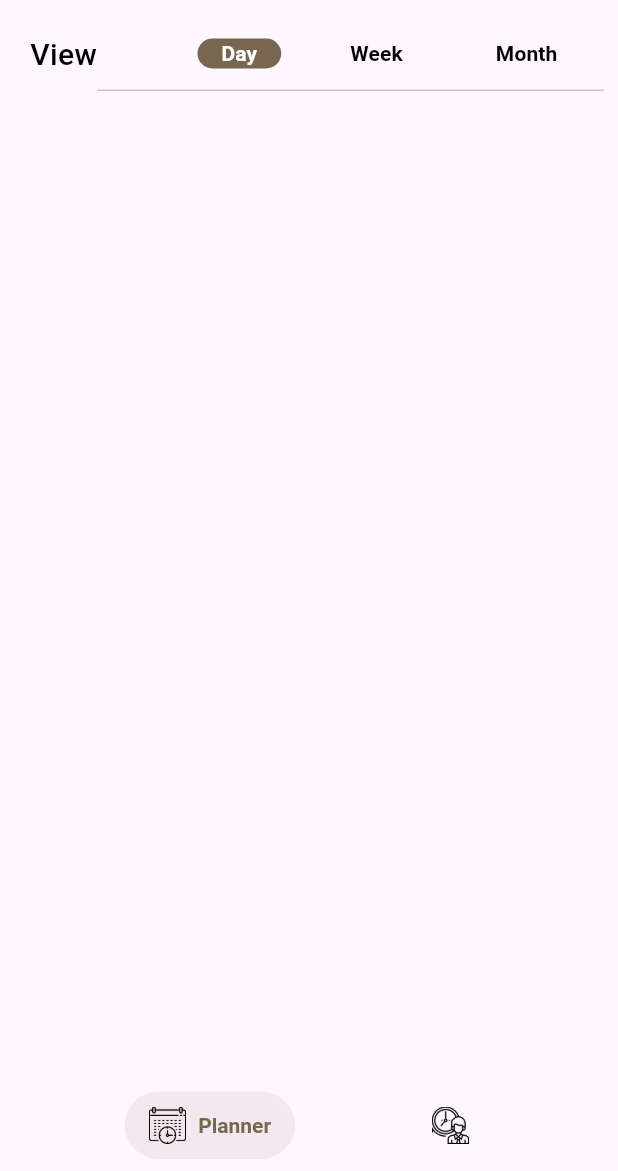
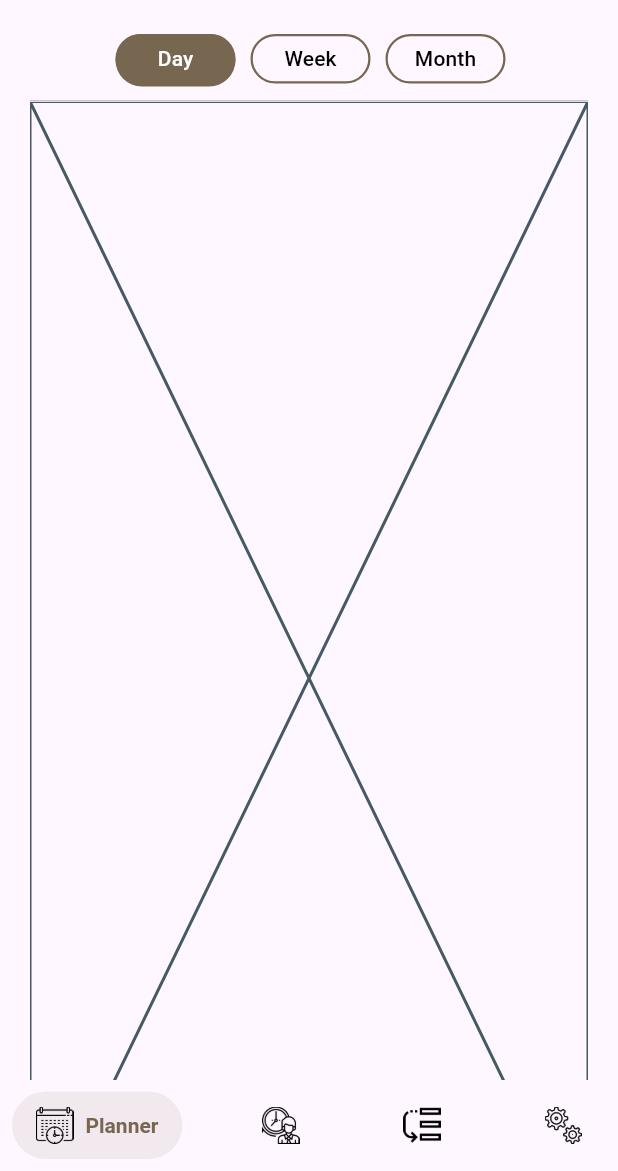
Before and after one commit to sofiyakamalova/time_master, a Flutter app: the screen it shows after launch, on a phone screen of 412 x 824 dp, the part 65-1236 px from its top. Run offline on Flutter 3.47's test engine with Material 3 defaults, Android fonts, the phone set to English and light mode, and no system bars; drawn by our look-alikes of salomon_bottom_bar; our stand-ins replace auto_route.

Commit message:
added tab bar

```diff
--- a/lib/src/core/constants/app_colors.dart
+++ b/lib/src/core/constants/app_colors.dart
@@ -4,8 +4,8 @@ class AppColors {
   static const Color primary_color = Color.fromARGB(255, 119, 103, 80);
   static const Color light_primary_color = Color.fromARGB(26, 119, 103, 80);
   static const Color dark_primary_color = Color.fromARGB(255, 59, 53, 43);
-  static const Color text_grey_color = Color.fromARGB(255, 130, 130, 130);
+  static const Color fill_color = Color.fromARGB(240, 213, 213, 208);
   static const Color black_color = Colors.black;
-  static const Color lineColor = Color.fromARGB(255, 237, 242, 246);
+  static const Color lineColor = Color.fromARGB(26, 119, 103, 80);
   static const Color whiteColor = Colors.white;
 }
--- a/lib/src/core/routes/app_router.dart
+++ b/lib/src/core/routes/app_router.dart
@@ -10,8 +10,10 @@ class AppRouter extends $AppRouter {
           page: Navigation.page,
           initial: true,
           children: [
-            AutoRoute(page: HomeRoute.page),
+            AutoRoute(page: PlannerRoute.page),
             AutoRoute(page: HabitsRoute.page),
+            AutoRoute(page: PrioritiesRoute.page),
+            AutoRoute(page: SettingsRoute.page),
           ],
         ),
       ];
--- a/lib/src/core/routes/navigation.dart
+++ b/lib/src/core/routes/navigation.dart
@@ -12,8 +12,10 @@ class Navigation extends StatelessWidget {
   Widget build(BuildContext context) {
     return AutoTabsRouter(
       routes: const [
-        HomeRoute(),
+        PlannerRoute(),
         HabitsRoute(),
+        PrioritiesRoute(),
+        SettingsRoute(),
       ],
       builder: (context, child) {
         final tabsRouter = AutoTabsRouter.of(context);
@@ -41,6 +43,22 @@ class Navigation extends StatelessWidget {
                 title: const Text("Habits"),
                 selectedColor: AppColors.primary_color,
               ),
+              SalomonBottomBarItem(
+                icon: Image.asset(
+                  'assets/icons/priority_bar.png',
+                  width: 25,
+                ),
+                title: const Text("Priorities"),
+                selectedColor: AppColors.primary_color,
+              ),
+              SalomonBottomBarItem(
+                icon: Image.asset(
+                  'assets/icons/settings_bar.png',
+                  width: 25,
+                ),
+                title: const Text("Settings"),
+                selectedColor: AppColors.primary_color,
+              ),
             ],
           ),
         );
--- a/lib/src/feautures/home_page.dart
+++ /dev/null
@@ -1,38 +0,0 @@
-import 'package:auto_route/auto_route.dart';
-import 'package:flutter/material.dart';
-import 'package:time_master/src/core/common/common_text.dart';
-import 'package:time_master/src/feautures/tab_bar_screens/tab_bar_widget.dart';
-
-@RoutePage()
-class HomePage extends StatelessWidget {
-  const HomePage({super.key});
-
-  @override
-  Widget build(BuildContext context) {
-    return SafeArea(
-      child: Scaffold(
-        appBar: AppBar(
-          title: const Center(
-            child: CommonText(text: 'Planner'),
-          ),
-        ),
-        body: Padding(
-          padding: const EdgeInsets.symmetric(horizontal: 20),
-          child: Column(
-            children: <Widget>[
-              TabBarWidget(),
-              // Row(
-              //   children: <Widget>[
-              //     CommonText(
-              //       text: 'View',
-              //      size: 20,
-              //     ),
-              //   ],
-              // )
-            ],
-          ),
-        ),
-      ),
-    );
-  }
-}
--- /dev/null
+++ b/lib/src/feautures/planner/planner_page.dart
@@ -0,0 +1,32 @@
+import 'package:auto_route/auto_route.dart';
+import 'package:flutter/material.dart';
+import 'package:time_master/src/core/common/common_text.dart';
+import 'package:time_master/src/feautures/planner/tab_bar_screens/tab_bar_widget.dart';
+
+@RoutePage()
+class PlannerPage extends StatelessWidget {
+  const PlannerPage({super.key});
+
+  @override
+  Widget build(BuildContext context) {
+    return SafeArea(
+      child: Scaffold(
+        appBar: AppBar(
+          title: const Center(
+            child: CommonText(text: 'Planner'),
+          ),
+        ),
+        body: const Padding(
+          padding: EdgeInsets.symmetric(horizontal: 20),
+          child: SingleChildScrollView(
+            child: Column(
+              children: <Widget>[
+                TabBarWidget(),
+              ],
+            ),
+          ),
+        ),
+      ),
+    );
+  }
+}
--- /dev/null
+++ b/lib/src/feautures/planner/tab_bar_screens/day/day_screen.dart
@@ -0,0 +1,10 @@
+import 'package:flutter/material.dart';
+
+class DayScreen extends StatelessWidget {
+  const DayScreen({super.key});
+
+  @override
+  Widget build(BuildContext context) {
+    return const Placeholder();
+  }
+}
--- /dev/null
+++ b/lib/src/feautures/planner/tab_bar_screens/month/month_screen.dart
@@ -0,0 +1,10 @@
+import 'package:flutter/material.dart';
+
+class MonthScreen extends StatelessWidget {
+  const MonthScreen({super.key});
+
+  @override
+  Widget build(BuildContext context) {
+    return const Placeholder();
+  }
+}
--- /dev/null
+++ b/lib/src/feautures/planner/tab_bar_screens/tab_bar_widget.dart
@@ -0,0 +1,138 @@
+import 'package:flutter/material.dart';
+import 'package:time_master/src/core/constants/app_colors.dart';
+import 'package:time_master/src/feautures/planner/tab_bar_screens/day/day_screen.dart';
+import 'package:time_master/src/feautures/planner/tab_bar_screens/month/month_screen.dart';
+import 'package:time_master/src/feautures/planner/tab_bar_screens/week/week_screen.dart';
+
+class TabBarWidget extends StatefulWidget {
+  const TabBarWidget({super.key});
+
+  @override
+  State<TabBarWidget> createState() => _TabBarWidgetState();
+}
+
+class _TabBarWidgetState extends State<TabBarWidget>
+    with TickerProviderStateMixin {
+  late TabController tabController;
+  int selectedIndex = 0;
+
+  @override
+  void initState() {
+    super.initState();
+    tabController = TabController(length: 3, vsync: this);
+    tabController.addListener(() {
+      setState(() {
+        selectedIndex = tabController.index;
+      });
+    });
+  }
+
+  @override
+  Widget build(BuildContext context) {
+    return SizedBox(
+      height: MediaQuery.of(context).size.height,
+      child: DefaultTabController(
+        length: 3,
+        child: Column(
+          children: <Widget>[
+            Material(
+              child: SizedBox(
+                height: 55,
+                child: TabBar(
+                  controller: tabController,
+                  physics: const ClampingScrollPhysics(),
+                  padding: const EdgeInsets.symmetric(vertical: 10.0),
+                  unselectedLabelColor: AppColors.fill_color,
+                  isScrollable: true,
+                  indicator: BoxDecoration(
+                    borderRadius: BorderRadius.circular(30.0),
+                    color: AppColors.primary_color,
+                  ),
+                  labelPadding: const EdgeInsets.symmetric(horizontal: 5.0),
+                  tabs: [
+                    Tab(
+                      child: Container(
+                        height: 50,
+                        width: 80,
+                        decoration: BoxDecoration(
+                          borderRadius: BorderRadius.circular(30.0),
+                          border: Border.all(
+                              color: AppColors.primary_color, width: 1.5),
+                        ),
+                        child: Align(
+                          alignment: Alignment.center,
+                          child: Text(
+                            'Day',
+                            style: TextStyle(
+                              color: selectedIndex == 0
+                                  ? AppColors.whiteColor
+                                  : AppColors.black_color,
+                            ),
+                          ),
+                        ),
+                      ),
+                    ),
+                    Tab(
+                      child: Container(
+                        height: 50,
+                        width: 80,
+                        decoration: BoxDecoration(
+                          borderRadius: BorderRadius.circular(30.0),
+                          border: Border.all(
+                              color: AppColors.primary_color, width: 1.5),
+                        ),
+                        child: Align(
+                          alignment: Alignment.center,
+                          child: Text(
+                            'Week',
+                            style: TextStyle(
+                              color: selectedIndex == 1
+                                  ? AppColors.whiteColor
+                                  : AppColors.black_color,
+                            ),
+                          ),
+                        ),
+                      ),
+                    ),
+                    Tab(
+                      child: Container(
+                        height: 50,
+                        width: 80,
+                        decoration: BoxDecoration(
+                          borderRadius: BorderRadius.circular(30.0),
+                          border: Border.all(
+                              color: AppColors.primary_color, width: 1.5),
+                        ),
+                        child: Align(
+                          alignment: Alignment.center,
+                          child: Text(
+                            'Month',
+                            style: TextStyle(
+                              color: selectedIndex == 2
+                                  ? AppColors.whiteColor
+                                  : AppColors.black_color,
+                            ),
+                          ),
+                        ),
+                      ),
+                    )
+                  ],
+                ),
+              ),
+            ),
+            Expanded(
+              child: TabBarView(
+                controller: tabController,
+                children: const [
+                  DayScreen(),
+                  WeekScreen(),
+                  MonthScreen(),
+                ],
+              ),
+            )
+          ],
+        ),
+      ),
+    );
+  }
+}
--- /dev/null
+++ b/lib/src/feautures/planner/tab_bar_screens/week/week_screen.dart
@@ -0,0 +1,10 @@
+import 'package:flutter/material.dart';
+
+class WeekScreen extends StatelessWidget {
+  const WeekScreen({super.key});
+
+  @override
+  Widget build(BuildContext context) {
+    return const Placeholder();
+  }
+}
--- /dev/null
+++ b/lib/src/feautures/priorities/priorities_page.dart
@@ -0,0 +1,12 @@
+import 'package:auto_route/auto_route.dart';
+import 'package:flutter/material.dart';
+
+@RoutePage()
+class PrioritiesPage extends StatelessWidget {
+  const PrioritiesPage({super.key});
+
+  @override
+  Widget build(BuildContext context) {
+    return const Placeholder();
+  }
+}
--- /dev/null
+++ b/lib/src/feautures/settings/settings_page.dart
@@ -0,0 +1,12 @@
+import 'package:auto_route/auto_route.dart';
+import 'package:flutter/material.dart';
+
+@RoutePage()
+class SettingsPage extends StatelessWidget {
+  const SettingsPage({super.key});
+
+  @override
+  Widget build(BuildContext context) {
+    return const Placeholder();
+  }
+}
--- a/lib/src/feautures/tab_bar_screens/tab_bar_widget.dart
+++ /dev/null
@@ -1,60 +0,0 @@
-import 'package:flutter/material.dart';
-import 'package:time_master/src/core/common/common_text.dart';
-import 'package:time_master/src/core/constants/app_colors.dart';
-
-class TabBarWidget extends StatefulWidget {
-  const TabBarWidget({super.key});
-
-  @override
-  State<TabBarWidget> createState() => _TabBarWidgetState();
-}
-
-class _TabBarWidgetState extends State<TabBarWidget>
-    with TickerProviderStateMixin {
-  @override
-  Widget build(BuildContext context) {
-    TabController tabController = TabController(length: 3, vsync: this);
-    return Row(
-      mainAxisAlignment: MainAxisAlignment.spaceBetween,
-      children: <Widget>[
-        const CommonText(text: 'View', size: 20),
-        TabBar(
-          indicator: BoxDecoration(
-            borderRadius: BorderRadius.circular(15.0),
-            color: Colors.transparent,
-          ),
-          controller: tabController,
-          isScrollable: true,
-          labelPadding: EdgeInsets.symmetric(horizontal: 15),
-          tabs: [
-            Expanded(child: _buildTab('Day', tabController.index == 0)),
-            Expanded(child: _buildTab('Week', tabController.index == 1)),
-            Expanded(child: _buildTab('Month', tabController.index == 2)),
-            // Tab(child: Text('Day')),
-            // Tab(child: Text('Week')),
-            // Tab(child: Text('Month')),
-          ],
-        ),
-      ],
-    );
-  }
-}
-
-Widget _buildTab(String text, bool isSelected) {
-  return Tab(
-    child: Container(
-      padding: EdgeInsets.symmetric(horizontal: 16),
-      decoration: BoxDecoration(
-        color: isSelected ? AppColors.primary_color : Colors.transparent,
-        borderRadius: BorderRadius.circular(15.0),
-      ),
-      child: Text(
-        text,
-        style: TextStyle(
-          color: isSelected ? Colors.white : Colors.black,
-          fontWeight: FontWeight.bold,
-        ),
-      ),
-    ),
-  );
-}
```
Also changed, not shown: lib/src/core/routes/app_router.gr.dart, lib/src/feautures/habbits/habits_page.dart (renamed from lib/src/feautures/habits_page.dart).
